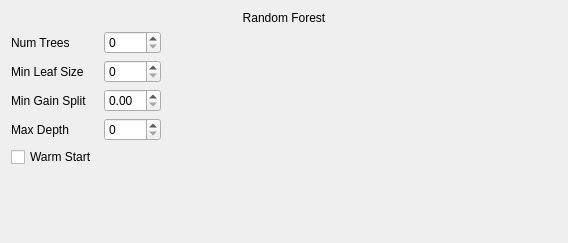
The window that src/WhiskerToolbox/ML_Widget/ML_Random_Forest_Widget/ML_Random_Forest_Widget.ui (paulmthompson/WhiskerToolbox) describes before a commit, drawn with Qt 5.
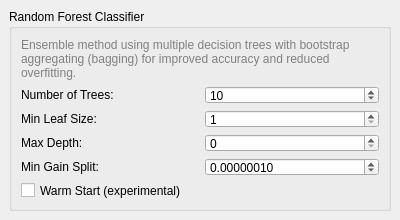
The same window after the commit.

Commit message: better layout. Make sure to remove nans and z score for prediction

Diff of the .ui file:
```diff
--- a/src/WhiskerToolbox/ML_Widget/ML_Random_Forest_Widget/ML_Random_Forest_Widget.ui
+++ b/src/WhiskerToolbox/ML_Widget/ML_Random_Forest_Widget/ML_Random_Forest_Widget.ui
@@ -6,85 +6,175 @@
    <rect>
     <x>0</x>
     <y>0</y>
-    <width>568</width>
-    <height>243</height>
+    <width>400</width>
+    <height>220</height>
    </rect>
   </property>
   <property name="windowTitle">
    <string>Form</string>
   </property>
   <layout class="QVBoxLayout" name="verticalLayout">
+   <property name="spacing">
+    <number>6</number>
+   </property>
+   <property name="leftMargin">
+    <number>9</number>
+   </property>
+   <property name="topMargin">
+    <number>9</number>
+   </property>
+   <property name="rightMargin">
+    <number>9</number>
+   </property>
+   <property name="bottomMargin">
+    <number>9</number>
+   </property>
    <item>
-    <widget class="QLabel" name="label">
+    <widget class="QGroupBox" name="groupBox">
+     <property name="title">
+      <string>Random Forest Classifier</string>
+     </property>
+     <layout class="QVBoxLayout" name="groupBoxLayout">
+      <property name="spacing">
+       <number>6</number>
+      </property>
+      <item>
+       <widget class="QLabel" name="descriptionLabel">
      <property name="text">
-      <string>Random Forest</string>
-     </property>
-     <property name="alignment">
-      <set>Qt::AlignmentFlag::AlignCenter</set>
+         <string>Ensemble method using multiple decision trees with bootstrap aggregating (bagging) for improved accuracy and reduced overfitting.</string>
+        </property>
+        <property name="wordWrap">
+         <bool>true</bool>
+        </property>
+        <property name="styleSheet">
+         <string>QLabel { color: gray; font-size: 9pt; }</string>
      </property>
     </widget>
    </item>
    <item>
     <layout class="QGridLayout" name="gridLayout">
+        <property name="horizontalSpacing">
+         <number>10</number>
+        </property>
+        <property name="verticalSpacing">
+         <number>6</number>
+        </property>
+        <item row="0" column="0">
+         <widget class="QLabel" name="numTreesLabel">
+          <property name="text">
+           <string>Number of Trees:</string>
+          </property>
+          <property name="toolTip">
+           <string>Number of decision trees in the forest</string>
+          </property>
+         </widget>
+        </item>
      <item row="0" column="1">
-      <widget class="QSpinBox" name="spinBox"/>
-     </item>
-     <item row="4" column="0">
-      <widget class="QCheckBox" name="checkBox">
-       <property name="text">
-        <string>Warm Start</string>
+         <widget class="QSpinBox" name="spinBox">
+          <property name="toolTip">
+           <string>More trees generally improve performance but increase computation time (default: 10)</string>
+          </property>
+          <property name="minimum">
+           <number>1</number>
+          </property>
+          <property name="maximum">
+           <number>1000</number>
+          </property>
+          <property name="value">
+           <number>10</number>
        </property>
       </widget>
      </item>
-     <item row="3" column="0">
-      <widget class="QLabel" name="label_5">
+        <item row="1" column="0">
+         <widget class="QLabel" name="minLeafLabel">
        <property name="text">
-        <string>Max Depth</string>
+           <string>Min Leaf Size:</string>
+          </property>
+          <property name="toolTip">
+           <string>Minimum number of samples required to be at a leaf node</string>
        </property>
       </widget>
      </item>
      <item row="1" column="1">
-      <widget class="QSpinBox" name="spinBox_2"/>
+         <widget class="QSpinBox" name="spinBox_2">
+          <property name="toolTip">
+           <string>Higher values prevent overfitting but may underfit (default: 1)</string>
+          </property>
+          <property name="minimum">
+           <number>1</number>
+          </property>
+          <property name="maximum">
+           <number>100</number>
+          </property>
+          <property name="value">
+           <number>1</number>
+          </property>
+         </widget>
      </item>
      <item row="2" column="0">
       <widget class="QLabel" name="label_4">
        <property name="text">
-        <string>Min Gain Split</string>
-       </property>
-      </widget>
-     </item>
-     <item row="3" column="1">
-      <widget class="QSpinBox" name="spinBox_3"/>
-     </item>
-     <item row="1" column="0">
-      <widget class="QLabel" name="label_3">
-       <property name="text">
-        <string>Min Leaf Size</string>
-       </property>
-      </widget>
-     </item>
-     <item row="0" column="0">
-      <widget class="QLabel" name="label_2">
-       <property name="text">
-        <string>Num Trees</string>
+           <string>Max Depth:</string>
+          </property>
+          <property name="toolTip">
+           <string>Maximum depth of each tree (0 = unlimited)</string>
        </property>
       </widget>
      </item>
      <item row="2" column="1">
-      <widget class="QDoubleSpinBox" name="doubleSpinBox"/>
-     </item>
-     <item row="0" column="2">
-      <spacer name="horizontalSpacer">
-       <property name="orientation">
-        <enum>Qt::Orientation::Horizontal</enum>
-       </property>
-       <property name="sizeHint" stdset="0">
-        <size>
-         <width>40</width>
-         <height>20</height>
-        </size>
-       </property>
-      </spacer>
+         <widget class="QSpinBox" name="spinBox_3">
+          <property name="toolTip">
+           <string>Limits tree depth to prevent overfitting (0 = no limit, default: 0)</string>
+          </property>
+          <property name="minimum">
+           <number>0</number>
+          </property>
+          <property name="maximum">
+           <number>50</number>
+          </property>
+          <property name="value">
+           <number>0</number>
+          </property>
+         </widget>
+        </item>
+        <item row="3" column="0">
+         <widget class="QLabel" name="minGainLabel">
+          <property name="text">
+           <string>Min Gain Split:</string>
+          </property>
+          <property name="toolTip">
+           <string>Minimum information gain required to make a split</string>
+          </property>
+         </widget>
+        </item>
+        <item row="3" column="1">
+         <widget class="QDoubleSpinBox" name="doubleSpinBox">
+          <property name="toolTip">
+           <string>Higher values create simpler trees (default: 1e-7)</string>
+          </property>
+          <property name="decimals">
+           <number>8</number>
+          </property>
+          <property name="minimum">
+           <double>0.000000010000000</double>
+          </property>
+          <property name="maximum">
+           <double>1.000000000000000</double>
+          </property>
+          <property name="value">
+           <double>0.000000100000000</double>
+          </property>
+         </widget>
+        </item>
+        <item row="4" column="0" colspan="2">
+         <widget class="QCheckBox" name="checkBox">
+          <property name="text">
+           <string>Warm Start (experimental)</string>
+          </property>
+          <property name="toolTip">
+           <string>Reuse previous solution when fitting additional trees</string>
+          </property>
+         </widget>
      </item>
     </layout>
    </item>
@@ -96,10 +186,13 @@
      <property name="sizeHint" stdset="0">
       <size>
        <width>20</width>
-       <height>40</height>
+          <height>10</height>
       </size>
      </property>
     </spacer>
+      </item>
+     </layout>
+    </widget>
    </item>
   </layout>
  </widget>
```
Left out of the diff: 4 changed lines with no effect on the pictures. Lines whose indentation alone changed are shown as unchanged. The commit also changes 10 other files.
